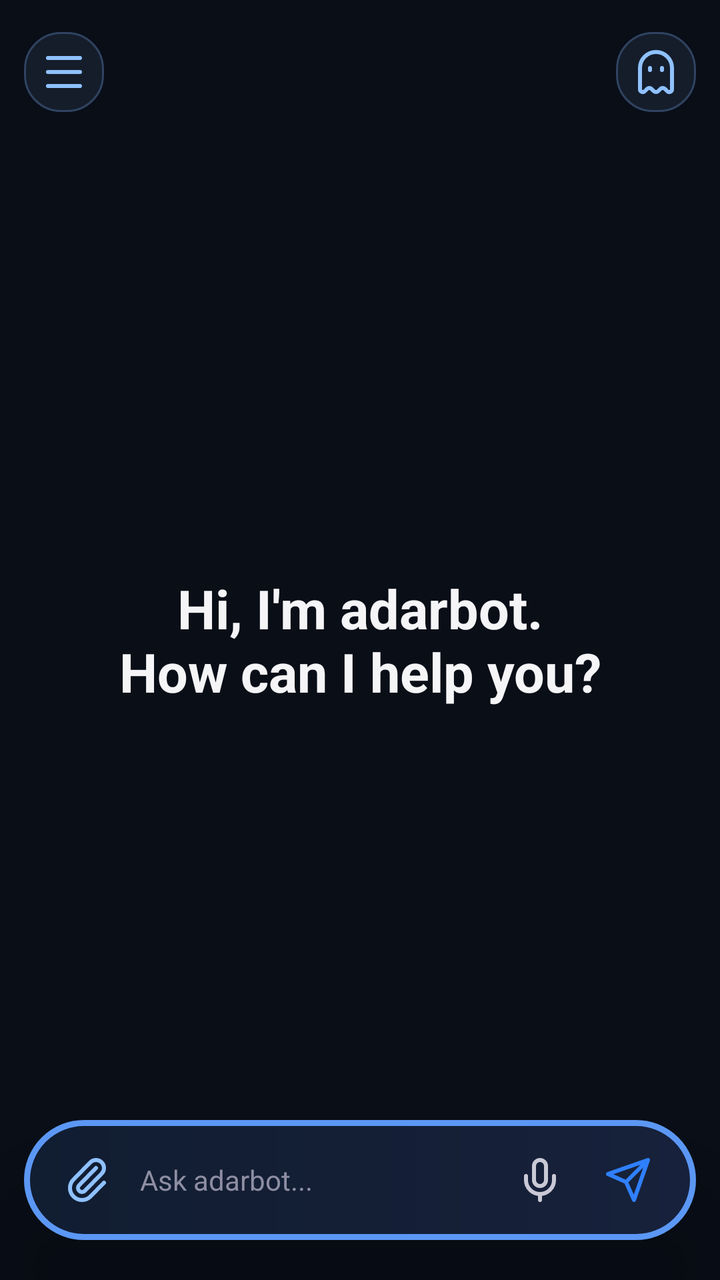
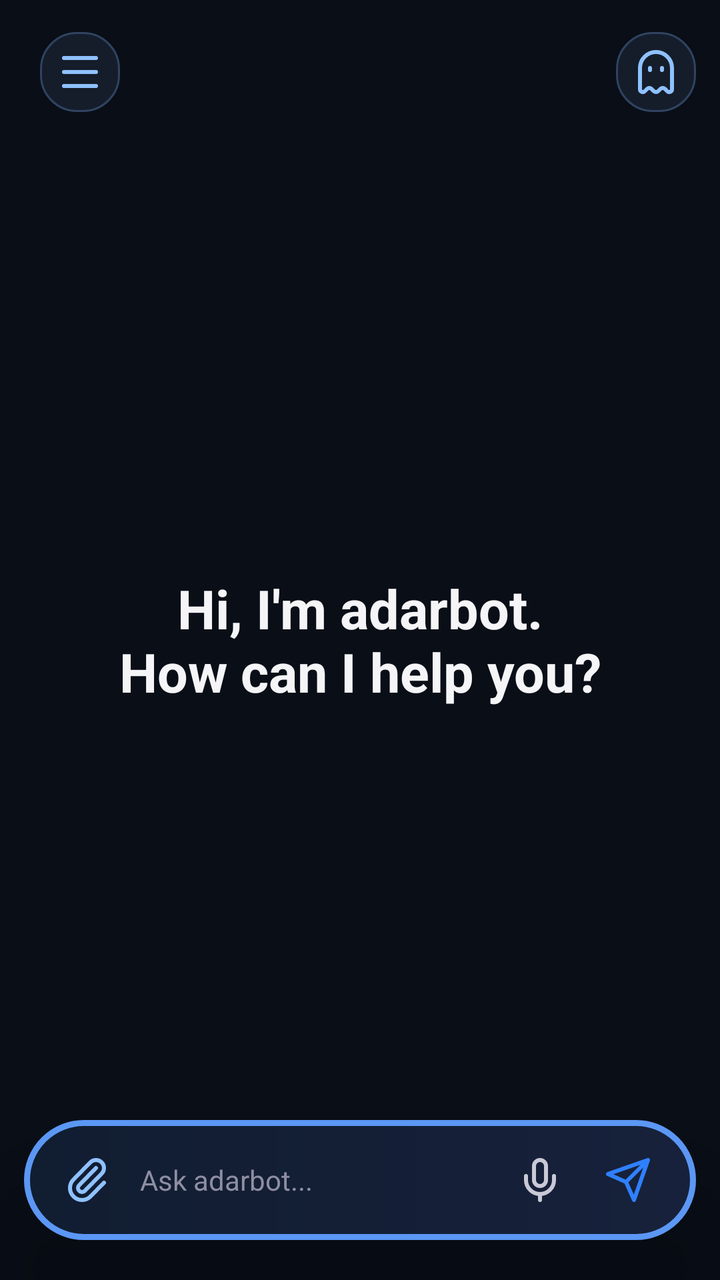

The first picture is an Android layout as it rendered before a commit; the second is the same layout after the commit. The layout source and the unified diff follow.
<!-- AndroidManifest.xml: activity theme Theme.NemotronVoiceIME -->
<!-- res/layout/activity_chat.xml -->
<?xml version="1.0" encoding="utf-8"?>
<FrameLayout xmlns:android="http://schemas.android.com/apk/res/android"
    android:layout_width="match_parent"
    android:layout_height="match_parent"
    android:background="#090E17">

    <LinearLayout
        android:layout_width="match_parent"
        android:layout_height="match_parent"
        android:orientation="vertical">

    <FrameLayout
        android:layout_width="match_parent"
        android:layout_height="0dp"
        android:layout_weight="1">
        <androidx.recyclerview.widget.RecyclerView
            android:id="@+id/recyclerMessages"
            android:layout_width="match_parent"
            android:layout_height="match_parent"
            android:scrollbars="none"
            android:clipToPadding="false"
            android:paddingTop="92dp"
            android:paddingBottom="112dp" />
        <TextView
            android:id="@+id/welcomeView"
            android:layout_width="match_parent"
            android:layout_height="wrap_content"
            android:layout_gravity="center"
            android:gravity="center"
            android:text="Hi, I'm adarbot.\nHow can I help you?"
            android:textColor="#F5F5F7"
            android:textSize="27sp"
            android:textStyle="bold" />
    </FrameLayout>

    </LinearLayout>

    
    <LinearLayout
        android:layout_width="match_parent"
        android:layout_height="56dp"
        android:layout_gravity="top|center_horizontal"
        android:layout_marginLeft="12dp"
        android:layout_marginTop="8dp"
        android:layout_marginRight="12dp"
        android:background="@android:color/transparent"
        android:gravity="center_vertical"
        android:orientation="horizontal"
        android:paddingLeft="0dp"
        android:paddingRight="0dp">
        <LinearLayout
            android:layout_width="48dp"
            android:layout_height="40dp"
            android:gravity="center_vertical|start">
            <ImageButton
                android:id="@+id/btnMenuChat"
                android:layout_width="40dp"
                android:layout_height="40dp"
                android:background="@drawable/bg_chip"
                android:contentDescription="Open chat menu"
                android:padding="8dp"
                android:src="@drawable/ic_menu"
                android:tint="#8FC1FF" />
            <ImageButton
                android:id="@+id/btnBack"
                android:layout_width="40dp"
                android:layout_height="40dp"
                android:background="?attr/selectableItemBackgroundBorderless"
                android:contentDescription="Back"
                android:padding="8dp"
                android:src="@drawable/ic_back"
                android:tint="#EDEDF0"
                android:visibility="gone" />
        </LinearLayout>
        <TextView
            android:id="@+id/convTitle"
            android:layout_width="0dp"
            android:layout_height="match_parent"
            android:layout_weight="1"
            android:ellipsize="end"
            android:gravity="center"
            android:maxLines="1"
            android:text="adarbot"
            android:textColor="#EDEDF0"
            android:textSize="17sp"
            android:textStyle="bold"
            android:visibility="invisible" />
        <LinearLayout
            android:layout_width="48dp"
            android:layout_height="40dp"
            android:gravity="center_vertical|end">
            <ImageButton
                android:id="@+id/btnIncognitoHome"
                android:layout_width="40dp"
                android:layout_height="40dp"
                android:background="@drawable/bg_chip"
                android:contentDescription="New incognito chat"
                android:padding="9dp"
                android:src="@drawable/ic_ghost"
                android:tint="#8FC1FF" />
            <ImageButton
                android:id="@+id/btnDelete"
                android:layout_width="40dp"
                android:layout_height="40dp"
                android:background="@drawable/bg_chip"
                android:contentDescription="Delete conversation"
                android:padding="10dp"
                android:src="@drawable/ic_trash"
                android:tint="#8FC1FF"
                android:visibility="gone" />
        </LinearLayout>
    </LinearLayout>

    <LinearLayout
        android:id="@+id/chatAttachmentPreview"
        android:layout_width="wrap_content"
        android:layout_height="wrap_content"
        android:layout_gravity="bottom|start"
        android:layout_marginLeft="22dp"
        android:layout_marginBottom="82dp"
        android:orientation="horizontal"
        android:gravity="center_vertical"
        android:padding="6dp"
        android:background="@drawable/bg_assist_preview"
        android:clipToOutline="true"
        android:elevation="24dp"
        android:visibility="gone">
        <ImageView
            android:id="@+id/chatAttachmentImage"
            android:layout_width="72dp"
            android:layout_height="48dp"
            android:background="@drawable/bg_assist_preview"
            android:clipToOutline="true"
            android:contentDescription="Attachment preview"
            android:outlineProvider="background"
            android:scaleType="centerCrop"
            android:visibility="gone" />
        <ImageView
            android:id="@+id/chatFileIcon"
            android:layout_width="32dp"
            android:layout_height="32dp"
            android:layout_marginLeft="6dp"
            android:contentDescription="File icon"
            android:src="@drawable/ic_file"
            android:tint="#8FC1FF"
            android:visibility="gone" />
        <TextView
            android:id="@+id/chatFileName"
            android:layout_width="wrap_content"
            android:layout_height="wrap_content"
            android:layout_marginLeft="8dp"
            android:layout_marginRight="8dp"
            android:ellipsize="end"
            android:maxLines="1"
            android:maxWidth="140dp"
            android:textColor="#EDEDF0"
            android:textSize="13sp"
            android:visibility="gone" />
        <ImageButton
            android:id="@+id/chatAttachmentRemove"
            android:layout_width="28dp"
            android:layout_height="28dp"
            android:background="@drawable/bg_assist_icon"
            android:contentDescription="Remove attachment"
            android:padding="6dp"
            android:src="@drawable/ic_close"
            android:tint="#FFFFFF" />
    </LinearLayout>

    
    <LinearLayout
        android:id="@+id/chatComposer"
        android:layout_width="match_parent"
        android:layout_height="wrap_content"
        android:layout_gravity="bottom"
        android:layout_marginLeft="12dp"
        android:layout_marginRight="12dp"
        android:layout_marginTop="14dp"
        android:layout_marginBottom="20dp"
        android:background="@drawable/bg_float_bar"
        android:elevation="24dp"
        android:translationZ="8dp"
        android:gravity="end"
        android:orientation="vertical"
        android:paddingLeft="12dp"
        android:paddingTop="8dp"
        android:paddingRight="12dp"
        android:paddingBottom="8dp">

        <TextView
            android:id="@+id/modelChip"
            android:layout_width="wrap_content"
            android:layout_height="wrap_content"
            android:layout_marginRight="4dp"
            android:layout_marginBottom="3dp"
            android:background="@drawable/bg_chip"
            android:paddingLeft="12dp"
            android:paddingTop="5dp"
            android:paddingRight="12dp"
            android:paddingBottom="5dp"
            android:text="DeepSeek"
            android:textColor="#C9C9D6"
            android:textSize="12sp"
            android:visibility="gone" />

        <LinearLayout
            android:layout_width="match_parent"
            android:layout_height="wrap_content"
            android:gravity="center_vertical"
            android:orientation="horizontal">

        <ImageButton
            android:id="@+id/btnAttach"
            android:layout_width="40dp"
            android:layout_height="44dp"
            android:background="@android:color/transparent"
            android:contentDescription="Attach"
            android:padding="9dp"
            android:src="@drawable/ic_attach"
            android:tint="#8FC1FF" />

        <EditText
            android:id="@+id/inputField"
            android:layout_width="0dp"
            android:layout_height="wrap_content"
            android:layout_weight="1"
            android:layout_marginLeft="0dp"
            android:layout_marginRight="2dp"
            android:background="@android:color/transparent"
            android:gravity="center_vertical"
            android:hint="Ask adarbot..."
            android:imeOptions="actionSend|flagNoFullscreen"
            android:importantForAutofill="no"
            android:inputType="text|textNoSuggestions"
            android:maxLines="1"
            android:singleLine="true"
            android:paddingLeft="6dp"
            android:paddingRight="6dp"
            android:textColor="#EDEDF0"
            android:textColorHint="#8E8EA3"
            android:textColorHighlight="@color/adarbot_selection"
            android:lineSpacingExtra="4dp"
            android:textSize="14sp" />

        <ImageButton
            android:id="@+id/btnMic"
            android:layout_width="44dp"
            android:layout_height="44dp"
            android:background="@android:color/transparent"
            android:contentDescription="Voice input"
            android:padding="10dp"
            android:src="@drawable/ic_mic"
            android:tint="#C9C9D6" />

        <FrameLayout
            android:layout_width="44dp"
            android:layout_height="44dp">
            <ImageButton
                android:id="@+id/btnSend"
                android:layout_width="match_parent"
                android:layout_height="match_parent"
                android:background="@android:color/transparent"
                android:contentDescription="Send"
                android:padding="10dp"
                android:src="@drawable/ic_send"
                android:tint="#2F80FF" />
        </FrameLayout>
        </LinearLayout>
    </LinearLayout>
</FrameLayout>
<!-- resources referenced by this layout -->
<resources>
  <color name="adarbot_selection">#335B97F4</color>
  <!-- drawable bg_assist_preview (drawable) -->
  <shape xmlns:android="http://schemas.android.com/apk/res/android" android:shape="rectangle">
      <solid android:color="#171B24" />
      <corners android:radius="28dp" />
  </shape>
  <!-- drawable bg_chip (drawable) -->
  <shape xmlns:android="http://schemas.android.com/apk/res/android"
      android:shape="rectangle">
      <solid android:color="#151D2B" />
      <stroke android:width="1dp" android:color="#304361" />
      <corners android:radius="18dp" />
  </shape>
  <!-- drawable bg_float_bar (drawable) -->
  <shape xmlns:android="http://schemas.android.com/apk/res/android" android:shape="rectangle">
      <gradient android:angle="0" android:startColor="#111D31" android:endColor="#17213B" />
      <stroke android:width="3dp" android:color="#5B97F4" />
      <corners android:radius="36dp" />
  </shape>
  <!-- drawable ic_back (drawable) -->
  <vector xmlns:android="http://schemas.android.com/apk/res/android" android:width="24dp" android:height="24dp" android:viewportWidth="24" android:viewportHeight="24">
      <path android:fillColor="#00000000" android:strokeColor="#FFFFFFFF" android:strokeWidth="2" android:strokeLineCap="round" android:strokeLineJoin="round" android:pathData="M12,19L5,12L12,5M19,12L5,12" />
  </vector>
  <!-- drawable ic_close (drawable) -->
  <vector xmlns:android="http://schemas.android.com/apk/res/android" android:width="24dp" android:height="24dp" android:viewportWidth="24" android:viewportHeight="24">
      <path android:fillColor="#00000000" android:strokeColor="#FFFFFFFF" android:strokeWidth="2" android:strokeLineCap="round" android:pathData="M18,6L6,18M6,6L18,18" />
  </vector>
  <!-- drawable ic_menu (drawable) -->
  <vector xmlns:android="http://schemas.android.com/apk/res/android" android:width="24dp" android:height="24dp" android:viewportWidth="24" android:viewportHeight="24">
      <path android:fillColor="#00000000" android:strokeColor="#FFFFFFFF" android:strokeWidth="2" android:strokeLineCap="round" android:pathData="M4,5L20,5M4,12L20,12M4,19L20,19" />
  </vector>
  <!-- drawable ic_mic (drawable) -->
  <vector xmlns:android="http://schemas.android.com/apk/res/android" android:width="24dp" android:height="24dp" android:viewportWidth="24" android:viewportHeight="24">
      <path android:fillColor="#00000000" android:strokeColor="#FFFFFFFF" android:strokeWidth="2" android:strokeLineCap="round" android:strokeLineJoin="round" android:pathData="M12,19L12,22M19,10L19,12A7,7 0,0 1,5,12L5,10M9,5A3,3 0,0 1,15,5L15,12A3,3 0,0 1,9,12Z" />
  </vector>
  <!-- drawable ic_send (drawable) -->
  <vector xmlns:android="http://schemas.android.com/apk/res/android" android:width="24dp" android:height="24dp" android:viewportWidth="24" android:viewportHeight="24">
      <path android:fillColor="#00000000" android:strokeColor="#FFFFFFFF" android:strokeWidth="2" android:strokeLineCap="round" android:strokeLineJoin="round" android:pathData="M22,2L11,13M22,2L15,22L11,13L2,9Z" />
  </vector>
  <style name="Theme.NemotronVoiceIME" parent="Theme.Material3.DayNight.NoActionBar">
          <item name="colorPrimary">@color/accent</item>
          <item name="colorPrimaryVariant">@color/accent_dark</item>
          <item name="colorOnPrimary">@color/text_light</item>
          <item name="colorControlActivated">@color/adarbot_accent</item>
          <item name="android:statusBarColor">@color/bg_primary</item>
      </style>
  <color name="accent">#76B900</color>
  <color name="accent_dark">#5A8C00</color>
  <color name="text_light">#FFFFFF</color>
  <color name="adarbot_accent">#5B97F4</color>
  <color name="bg_primary">#1A1A2E</color>
  <!-- unchanged entries left out for length: 5 -->
</resources>

<!-- the commit's change to res/layout/activity_chat.xml (unified diff, before → after) -->
@@ -51,7 +51,8 @@
         <LinearLayout
             android:layout_width="48dp"
             android:layout_height="40dp"
-            android:gravity="center_vertical|start">
+            android:gravity="center_vertical|start"
+            android:paddingLeft="8dp">
             <ImageButton
                 android:id="@+id/btnMenuChat"
                 android:layout_width="40dp"
